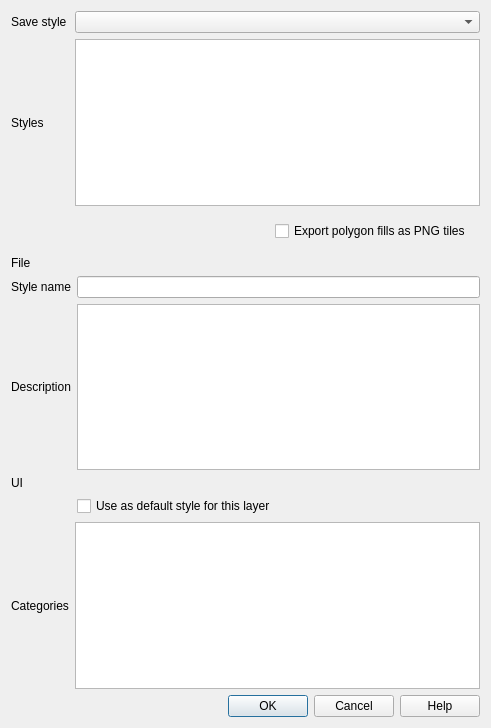
Before: the Qt Designer form src/ui/qgsvectorlayersavestyledialog.ui in qgis/QGIS, drawn with Qt 5.
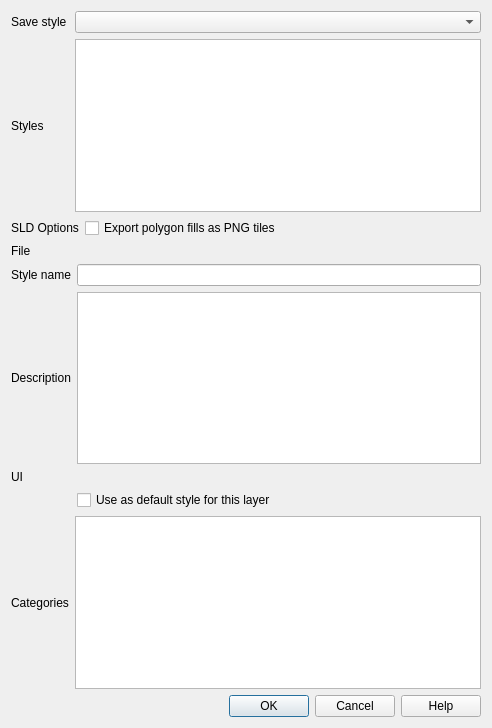
After: the same form once the commit is applied. Custom widgets are drawn as their Qt base class.

```diff
--- a/src/ui/qgsvectorlayersavestyledialog.ui
+++ b/src/ui/qgsvectorlayersavestyledialog.ui
@@ -6,7 +6,7 @@
    <rect>
     <x>0</x>
     <y>0</y>
-    <width>491</width>
+    <width>492</width>
     <height>728</height>
    </rect>
   </property>
@@ -43,7 +43,26 @@
    </item>
    <item row="2" column="0" colspan="2">
     <widget class="QWidget" name="mSaveToSldWidget" native="true">
-     <layout class="QGridLayout" name="gridLayout_2">
+     <layout class="QFormLayout" name="formLayout">
+      <property name="leftMargin">
+       <number>0</number>
+      </property>
+      <property name="topMargin">
+       <number>0</number>
+      </property>
+      <property name="rightMargin">
+       <number>0</number>
+      </property>
+      <property name="bottomMargin">
+       <number>0</number>
+      </property>
+      <item row="0" column="0">
+       <widget class="QLabel" name="label">
+        <property name="text">
+         <string>SLD Options</string>
+        </property>
+       </widget>
+      </item>
       <item row="0" column="1">
        <widget class="QCheckBox" name="mSldExportPng">
         <property name="toolTip">
@@ -54,19 +73,6 @@
         </property>
        </widget>
       </item>
-      <item row="0" column="0">
-       <spacer name="horizontalSpacer">
-        <property name="orientation">
-         <enum>Qt::Horizontal</enum>
-        </property>
-        <property name="sizeHint" stdset="0">
-         <size>
-          <width>40</width>
-          <height>20</height>
-         </size>
-        </property>
-       </spacer>
-      </item>
      </layout>
     </widget>
    </item>
```
